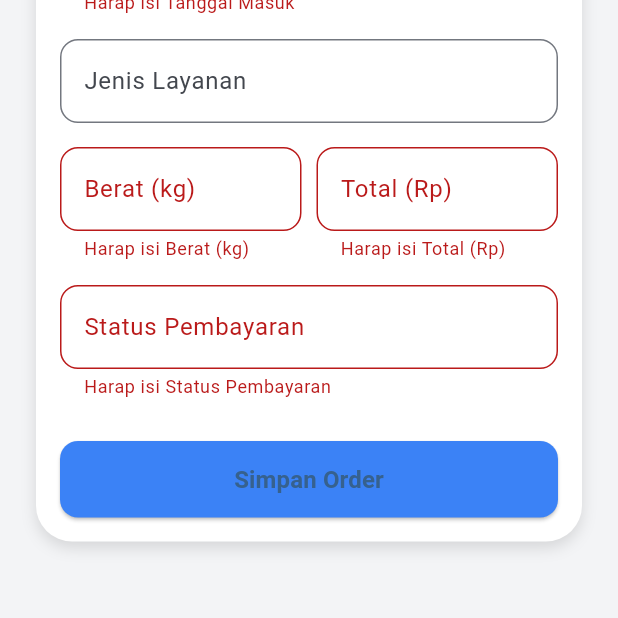
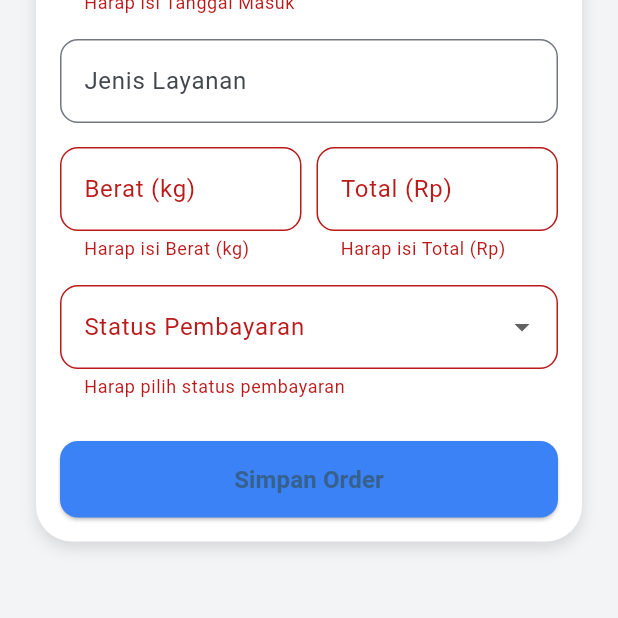
Before and after one commit to ghazyraihan/syabrina_laundry_ppsi, a Flutter app: the FormPesananPage screen opened directly with empty values, after a tap on "Simpan Order", on a phone screen of 412 x 824 dp, the part 618-1236 px from its top. Run offline on Flutter 3.47's test engine with Material 3 defaults, Android fonts, the phone set to English and light mode, and no system bars; our stand-ins replace cloud_firestore, firebase_core; accounts and stored records are empty.

Commit message:
mengubah halaman tipe di form pesanan dan halaman pesanan

```diff
--- a/lib/pages/form_pesanan_page.dart
+++ b/lib/pages/form_pesanan_page.dart
@@ -1,5 +1,8 @@
 import 'package:flutter/material.dart';
 import 'package:cloud_firestore/cloud_firestore.dart';
+import 'package:syabrina_laundry_ppsi/pages/home_page.dart';
+
+
 
 class FormPesananPage extends StatefulWidget {
   final String jenisLayanan;
@@ -18,7 +21,8 @@ class _FormPesananPageState extends State<FormPesananPage> {
   final _tanggalController = TextEditingController();
   final _beratController = TextEditingController();
   final _totalController = TextEditingController();
-  final _statusPembayaranController = TextEditingController();
+
+  String? _selectedStatusPembayaran;
 
   @override
   void initState() {
@@ -32,16 +36,31 @@ class _FormPesananPageState extends State<FormPesananPage> {
     _totalController.text = total.toString();
   }
 
+  Future<void> _pilihTanggal(BuildContext context) async {
+    final DateTime? picked = await showDatePicker(
+      context: context,
+      initialDate: DateTime.now(),
+      firstDate: DateTime(2023),
+      lastDate: DateTime(2030),
+    );
+    if (picked != null) {
+      _tanggalController.text = "${picked.year}-${picked.month.toString().padLeft(2, '0')}-${picked.day.toString().padLeft(2, '0')}";
+    }
+  }
+
   Future<void> _simpanPesanan() async {
     if (_formKey.currentState!.validate()) {
-      await FirebaseFirestore.instance.collection('pesanan').add({
+      DocumentReference docRef = FirebaseFirestore.instance.collection('pesanan').doc();
+
+      await docRef.set({
+        'idPelanggan': docRef.id,
         'nama': _namaController.text,
         'noTelp': _telpController.text,
         'tanggalMasuk': _tanggalController.text,
         'jenisLayanan': widget.jenisLayanan,
         'berat': _beratController.text,
         'total': _totalController.text,
-        'statusPembayaran': _statusPembayaranController.text,
+        'statusPembayaran': _selectedStatusPembayaran,
         'timestamp': Timestamp.now(),
       });
 
@@ -49,12 +68,20 @@ class _FormPesananPageState extends State<FormPesananPage> {
         SnackBar(content: Text('Pesanan berhasil dikirim')),
       );
 
+      // Kembali ke home page
+Navigator.of(context).pushAndRemoveUntil(
+  MaterialPageRoute(builder: (context) => HomePage()),
+  (Route<dynamic> route) => false,
+);
+
       _namaController.clear();
       _telpController.clear();
       _tanggalController.clear();
       _beratController.clear();
       _totalController.clear();
-      _statusPembayaranController.clear();
+      setState(() {
+        _selectedStatusPembayaran = null;
+      });
     }
   }
 
@@ -112,8 +139,22 @@ class _FormPesananPageState extends State<FormPesananPage> {
                     child: Column(
                       children: [
                         _buildTextField(_namaController, 'Nama Pelanggan'),
-                        _buildTextField(_telpController, 'No. Telp', keyboardType: TextInputType.phone),
-                        _buildTextField(_tanggalController, 'Tanggal Masuk'),
+                        _buildTextField(
+                          _telpController,
+                          'No. Telp',
+                          keyboardType: TextInputType.number,
+                          validator: (value) {
+                            if (value == null || value.isEmpty) return 'Harap isi No. Telp';
+                            if (!RegExp(r'^\d+$').hasMatch(value)) return 'No. Telp hanya boleh angka';
+                            return null;
+                          },
+                        ),
+                        GestureDetector(
+                          onTap: () => _pilihTanggal(context),
+                          child: AbsorbPointer(
+                            child: _buildTextField(_tanggalController, 'Tanggal Masuk'),
+                          ),
+                        ),
                         _buildReadOnlyField(widget.jenisLayanan, 'Jenis Layanan'),
                         Row(
                           children: [
@@ -122,7 +163,28 @@ class _FormPesananPageState extends State<FormPesananPage> {
                             Expanded(child: _buildTextField(_totalController, 'Total (Rp)', keyboardType: TextInputType.number, readOnly: true)),
                           ],
                         ),
-                        _buildTextField(_statusPembayaranController, 'Status Pembayaran'),
+                        Padding(
+                          padding: const EdgeInsets.symmetric(vertical: 8.0),
+                          child: DropdownButtonFormField<String>(
+                            value: _selectedStatusPembayaran,
+                            decoration: InputDecoration(
+                              labelText: 'Status Pembayaran',
+                              border: OutlineInputBorder(borderRadius: BorderRadius.circular(12)),
+                            ),
+                            items: ['Lunas', 'Belum Lunas']
+                                .map((status) => DropdownMenuItem(
+                                      value: status,
+                                      child: Text(status),
+                                    ))
+                                .toList(),
+                            onChanged: (value) {
+                              setState(() {
+                                _selectedStatusPembayaran = value;
+                              });
+                            },
+                            validator: (value) => value == null ? 'Harap pilih status pembayaran' : null,
+                          ),
+                        ),
                         SizedBox(height: 20),
                         SizedBox(
                           width: double.infinity,
@@ -153,8 +215,13 @@ class _FormPesananPageState extends State<FormPesananPage> {
     );
   }
 
-  Widget _buildTextField(TextEditingController controller, String label,
-      {TextInputType keyboardType = TextInputType.text, bool readOnly = false}) {
+  Widget _buildTextField(
+    TextEditingController controller,
+    String label, {
+    TextInputType keyboardType = TextInputType.text,
+    bool readOnly = false,
+    String? Function(String?)? validator,
+  }) {
     return Padding(
       padding: const EdgeInsets.symmetric(vertical: 8.0),
       child: TextFormField(
@@ -165,7 +232,7 @@ class _FormPesananPageState extends State<FormPesananPage> {
           labelText: label,
           border: OutlineInputBorder(borderRadius: BorderRadius.circular(12)),
         ),
-        validator: (value) => value == null || value.isEmpty ? 'Harap isi $label' : null,
+        validator: validator ?? (value) => value == null || value.isEmpty ? 'Harap isi $label' : null,
       ),
     );
   }
--- a/lib/pages/home_page.dart
+++ b/lib/pages/home_page.dart
@@ -41,7 +41,7 @@ class HomePage extends StatelessWidget {
             buildMenuCard(context, 'KATALOG', Icons.menu_book, KatalogPage()),
             const SizedBox(height: 16),
             buildMenuCard(
-                context, 'PESANAN', Icons.receipt_long, const PesananPage()),
+                context, 'PESANAN', Icons.receipt_long, PesananPage()),
             const SizedBox(height: 16),
             buildMenuCard(
                 context, 'KEUANGAN', Icons.attach_money, const KeuanganPage()),
```
Also changed, not shown: lib/pages/pesanan_page.dart (+50 -4 lines).
